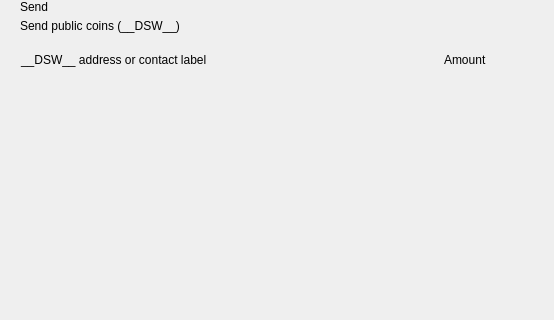
First picture: the form in src/qt/pivx/forms/send.ui, repository decenomy/DSW, before the edit; both pictures show x 0 to 554 and y 0 to 320 of the 893 by 700 pixel window.
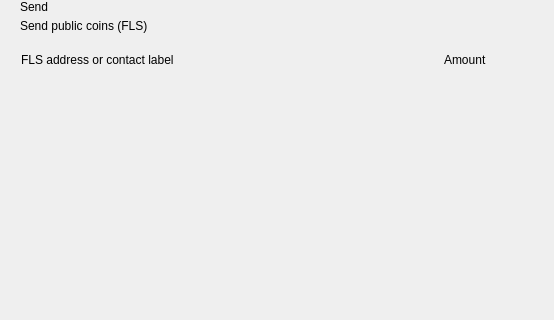
Second picture: the form after the edit. Custom widgets are drawn as their Qt base class.

Commit message: Replace standard coin ticker __DSW__ by FLS (6)

The edit to the form file:
```diff
--- a/src/qt/pivx/forms/send.ui
+++ b/src/qt/pivx/forms/send.ui
@@ -81,7 +81,7 @@
             <item>
              <widget class="QLabel" name="labelSubtitle1">
               <property name="text">
-               <string>Send public coins (__DSW__)</string>
+               <string>Send public coins (FLS)</string>
               </property>
              </widget>
             </item>
@@ -141,7 +141,7 @@
              <string notr="true">margin-left:8px;</string>
             </property>
             <property name="text">
-             <string>__DSW__ address or contact label</string>
+             <string>FLS address or contact label</string>
             </property>
            </widget>
           </item>
```
The commit also changes 9 other files.
